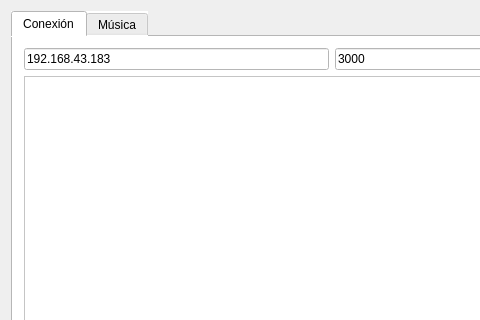
DesarrolloBCI-UTN/Musica, file NicoBranch/ProyMusica/mainwindow.ui: the form before one commit; both pictures show x 0 to 480 and y 0 to 320 of the 836 by 671 pixel window.
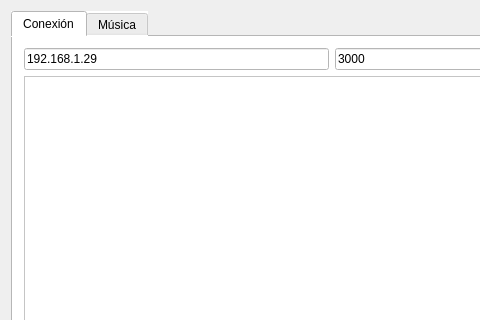
The form after the commit. Icons and pictures are not drawn.

The edit to the form file:
```diff
--- a/NicoBranch/ProyMusica/mainwindow.ui
+++ b/NicoBranch/ProyMusica/mainwindow.ui
@@ -39,7 +39,7 @@
           <item>
            <widget class="QLineEdit" name="txtIP">
             <property name="text">
-             <string>192.168.43.183</string>
+             <string>192.168.1.29</string>
             </property>
            </widget>
           </item>
```
